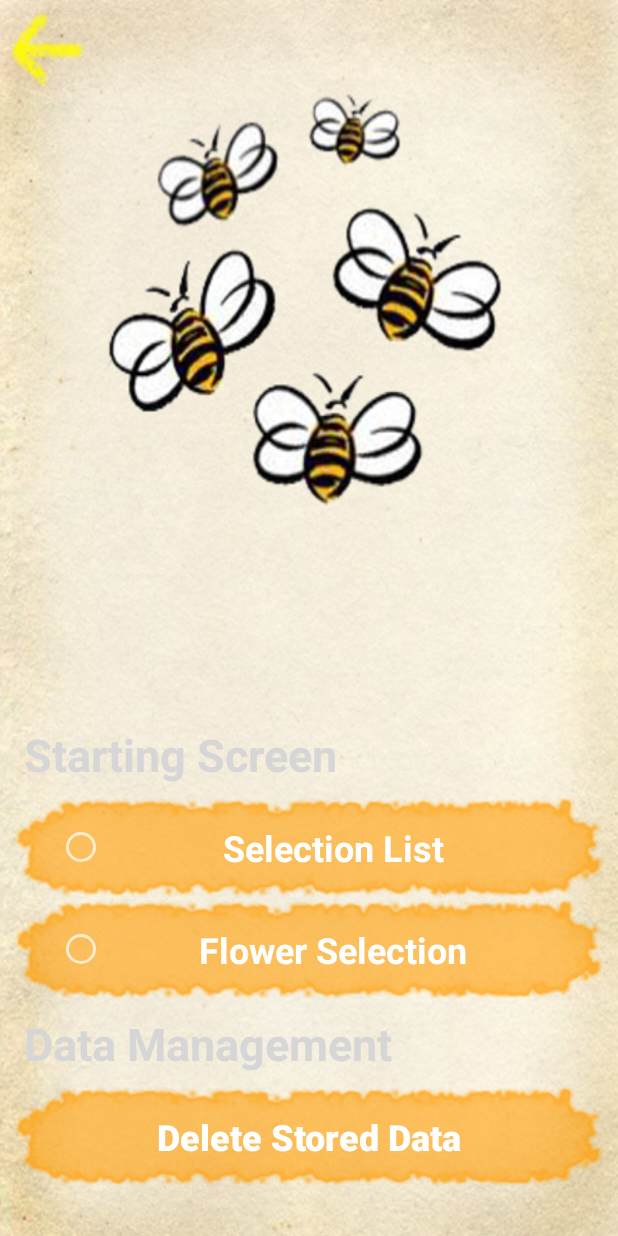
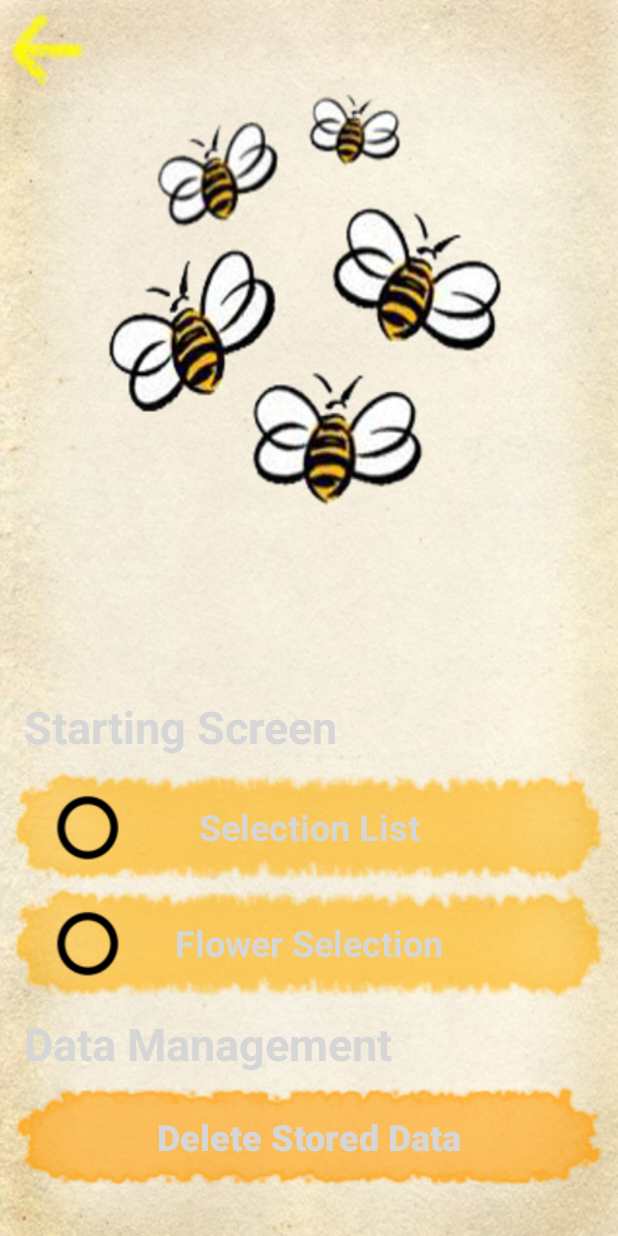
Before and after one commit to skypotato/LoveorNot_2.0, an Android app: the layout activity_setting.xml on its own in the app's theme, with its tools: preview values and no code run, on a phone screen of 412 x 824 dp. Run offline under Robolectric (Android 15) with nearby library versions, the phone set to English and light mode, and no system bars; Roboto replaces fonts that are not available here.

Commit message:
전체 프로젝트 push

```diff
--- /dev/null
+++ b/app/src/main/res/drawable/selector.xml
@@ -0,0 +1,5 @@
+<?xml version="1.0" encoding="utf-8"?>
+<selector xmlns:android="http://schemas.android.com/apk/res/android">
+    <item android:state_checked="true" android:drawable="@drawable/rb_on"/>
+    <item android:state_checked="false" android:drawable="@drawable/rb_off"/>
+</selector>
--- a/app/src/main/res/layout/activity_intro.xml
+++ b/app/src/main/res/layout/activity_intro.xml
@@ -16,12 +16,13 @@
 
 
         <LinearLayout
+            android:id="@+id/laTitle"
             android:layout_width="match_parent"
             android:layout_height="wrap_content"
-                android:id="@+id/laTitle"
             android:background="@drawable/background_text_pink"
             android:orientation="vertical"
             android:padding="30sp">
+
             <TextView
                 android:id="@+id/edtTitle"
                 android:layout_width="match_parent"
--- a/app/src/main/res/layout/activity_setting.xml
+++ b/app/src/main/res/layout/activity_setting.xml
@@ -22,11 +22,11 @@
         <LinearLayout
             android:layout_width="match_parent"
             android:layout_height="wrap_content"
-            android:orientation="vertical"
-            android:padding="8sp"
             android:layout_alignParentBottom="true"
             android:layout_alignParentStart="true"
-            android:layout_marginBottom="24sp">
+            android:layout_marginBottom="24sp"
+            android:orientation="vertical"
+            android:padding="8sp">
 
             <TextView
                 android:layout_width="match_parent"
@@ -41,39 +41,35 @@
                 android:layout_width="match_parent"
                 android:layout_height="wrap_content">
 
-                <LinearLayout
+                <RadioButton
+                    android:id="@+id/rbStartSetting_01"
                     android:layout_width="match_parent"
                     android:layout_height="wrap_content"
-                    android:background="@drawable/background_text_brown"
+                    android:background="@drawable/selector"
+                    android:button="@null"
                     android:gravity="center"
                     android:paddingLeft="30sp"
-                    android:paddingRight="30sp">
+                    android:paddingRight="30sp"
+                    android:text="@string/setting_radio_001"
+                    android:textAlignment="center"
+                    android:textColor="@color/colorBlack"
+                    android:textSize="24sp"
+                    android:textStyle="bold" />
 
-                    <RadioButton
-                        android:layout_width="match_parent"
-                        android:layout_height="wrap_content"
-                        android:text="@string/setting_radio_001"
-                        android:textAlignment="center"
-                        android:textSize="24sp"
-                        android:textStyle="bold"/>
-                </LinearLayout>
-
-                <LinearLayout
+                <RadioButton
+                    android:id="@+id/rbStartSetting_02"
                     android:layout_width="match_parent"
                     android:layout_height="wrap_content"
-                    android:background="@drawable/background_text_brown"
+                    android:background="@drawable/selector"
+                    android:button="@null"
                     android:gravity="center"
                     android:paddingLeft="30sp"
-                    android:paddingRight="30sp">
-
-                    <RadioButton
-                        android:layout_width="match_parent"
-                        android:layout_height="wrap_content"
-                        android:text="@string/setting_radio_002"
-                        android:textAlignment="center"
-                        android:textSize="24sp"
-                        android:textStyle="bold"/>
-                </LinearLayout>
+                    android:paddingRight="30sp"
+                    android:text="@string/setting_radio_002"
+                    android:textAlignment="center"
+                    android:textColor="@color/colorBlack"
+                    android:textSize="24sp"
+                    android:textStyle="bold" />
             </RadioGroup>
 
             <TextView
@@ -93,6 +89,7 @@
                 android:text="@string/setting_button_001"
                 android:textAlignment="center"
                 android:textAllCaps="false"
+                android:textColor="@color/colorBlack"
                 android:textSize="24sp"
                 android:textStyle="bold" />
 
--- a/app/src/main/res/values/strings.xml
+++ b/app/src/main/res/values/strings.xml
@@ -4,6 +4,10 @@
     <string name="developer" translatable="false">SkyPotato</string>
     <string name="designer" translatable="false">GreenMemory</string>
     <string name="and" translatable="false">&amp;</string>
+
+    <string name="preference_file_key" translatable="false">org.skypotato.love_or_not.PREFERENCE_FILE_KEY</string>
+
+    <string name="setting_001" translatable="false">StartScreen</string>
 
     <string name="main_menu_001">Start</string>
     <string name="main_menu_002">Setting</string>
--- /dev/null
+++ b/settings.gradle
@@ -0,0 +1 @@
+include ':app'
```
Also changed, not shown: app/src/main/java/org/skypotato/love_or_not/SettingActivity.java (+19 -0 lines), build.gradle (added, +23 -0 lines), gradle.properties (added, +17 -0 lines), app/src/main/res/drawable/rb_off.png (added), app/src/main/res/drawable/rb_on.png (added), gradle/wrapper/gradle-wrapper.properties (added), 4 other files. Lines whose indentation alone changed are shown as unchanged.
